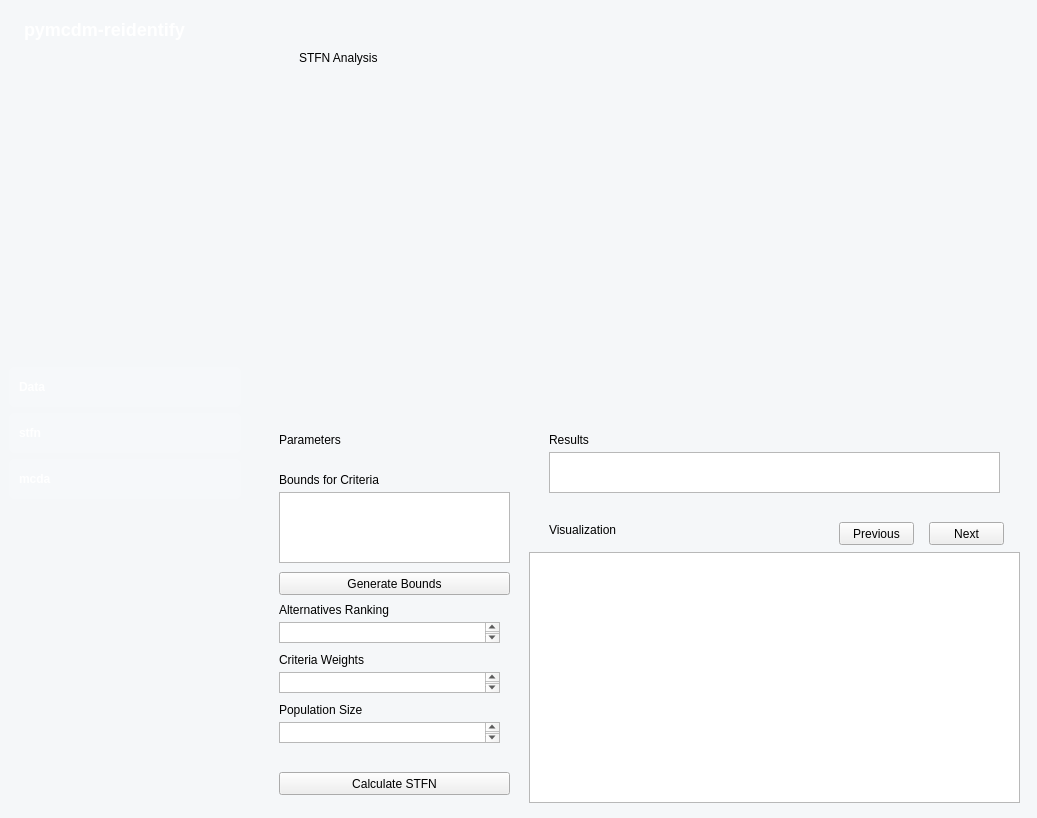
Qt form main.ui (dominikmol/pymcdm-reidentify-wrapper) before a commit.
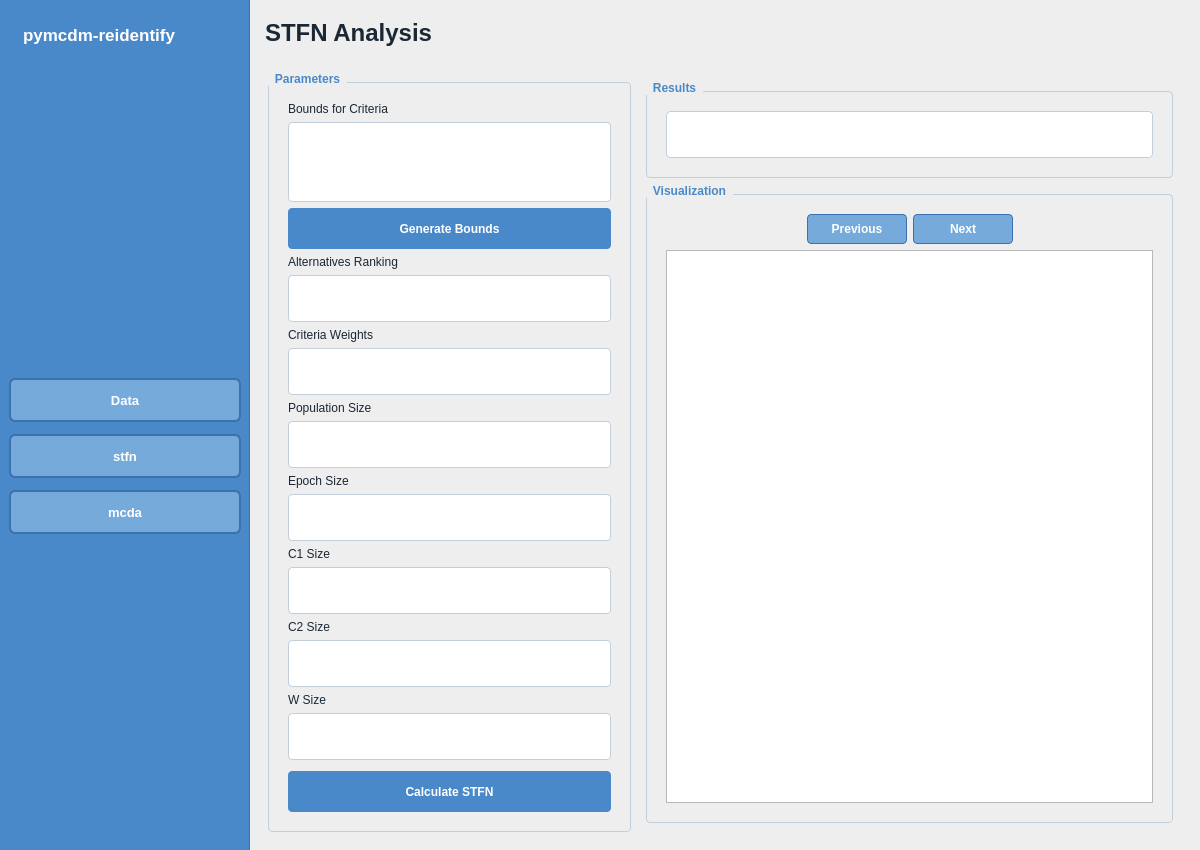
The same form after that commit. The open tabs and pages were chosen to show the change.

The edit to the form file:
```diff
--- a/main.ui
+++ b/main.ui
@@ -6,24 +6,27 @@
    <rect>
     <x>0</x>
     <y>0</y>
-    <width>1037</width>
-    <height>818</height>
+    <width>1200</width>
+    <height>850</height>
    </rect>
   </property>
   <property name="minimumSize">
    <size>
-    <width>900</width>
-    <height>650</height>
+    <width>1200</width>
+    <height>850</height>
    </size>
   </property>
   <property name="windowTitle">
    <string>MainWindow</string>
   </property>
+  <property name="styleSheet">
+   <string notr="true">QMainWindow {
+	background-color: #EEEEEE;
+}</string>
+  </property>
   <widget class="QWidget" name="centralwidget">
    <property name="styleSheet">
-    <string notr="true">QWidget#centralwidget {
-    background-color: #f5f7f9;
-}</string>
+    <string notr="true"/>
    </property>
    <layout class="QHBoxLayout" name="horizontalLayout" stretch="0,1">
     <property name="spacing">
@@ -63,42 +66,73 @@
       </property>
       <property name="styleSheet">
        <string notr="true">QWidget#nav {
-    background-color: qlineargradient(
-        x1:0, y1:0, x2:0, y2:1,
-        stop:0 #0078D7, stop:1 #005A9E
-    );
-	border: none;
+    /* Ulepszenie: Średnio ciemny, profesjonalny błękit - idealna równowaga */
+    background-color: #4A89C9; 
+    /* Subtelna linia dla wydzielenia Navbara */
+    border-right: 1px solid #3c72b0;
 }
 
+/* Tytuł aplikacji */
+QLabel#lbl_app_title {
+    /* Biały tekst dla maksymalnej czytelności */
+    color: #FFFFFF; 
+    font-size: 17px;
+    font-weight: 700;
+    padding: 16px 10px;
+    text-align: center;
+}
+
+/* Przyciski w nawigacji */
 QPushButton {
-    background-color: rgba(255, 255, 255, 0.1);
-    color: white;
-    border: none;
-    border-radius: 5px;
-    padding: 10px;
-    text-align: left;
+    /* Ulepszenie: Stonowany błękit (#75aadb) jako przycisk normalny */
+    background-color: #75aadb;
+    /* Biały tekst na niebieskim przycisku */
+    color: #FFFFFF;
+    border: 2px solid #3c72b0;
+    border-radius: 6px;
+	margin-bottom: 6px;
+    /*padding: 10px 12px;
+    margin: 6px 12px;*/
+    text-align: center; 
+    font-size: 13px;
     font-weight: 500;
+    min-height: 40px;
+    min-width: 200px;
 }
 
+/* Hover - subtelne przyciemnienie */
 QPushButton:hover {
     background-color: rgba(255, 255, 255, 0.25);
 }
 
+/* Kliknięty / aktywny */
 QPushButton:pressed {
-    background-color: rgba(255, 255, 255, 0.15);
+    /* Efekt wciśnięcia */
+    background-color: #538cc4;
+    border: none;
+}
+
+/* Zaznaczony przycisk (np. aktualna strona) */
+QPushButton:checked {
+    /* Ulepszenie: Czysty, wyrazisty błękit (#5B9ADF) dla aktywnej strony */
+    background-color: #5B9ADF; 
+    /* Dajemy ciemniejszą ramkę dla odróżnienia */
+    border: 1px solid #3c72b0; 
+    color: #FFFFFF;
+    font-weight: 700;
+}
+
+/* Dodatkowe wyrównanie i przestrzeń */
+QVBoxLayout, QHBoxLayout {
+    spacing: 8px;
+    margin: 0;
 }</string>
       </property>
       <layout class="QVBoxLayout" name="verticalLayout">
        <item>
         <widget class="QLabel" name="lbl_app_title">
          <property name="styleSheet">
-          <string notr="true">QLabel#lbl_app_title {
-    color: white;
-    font-size: 18px;
-    font-weight: bold;
-    text-align: center;
-    padding: 10px;
-}</string>
+          <string notr="true"/>
          </property>
          <property name="text">
           <string>pymcdm-reidentify</string>
@@ -122,8 +156,8 @@
         <widget class="QPushButton" name="btn_data_page">
          <property name="minimumSize">
           <size>
-           <width>220</width>
-           <height>40</height>
+           <width>204</width>
+           <height>50</height>
           </size>
          </property>
          <property name="maximumSize">
@@ -141,8 +175,8 @@
         <widget class="QPushButton" name="btn_stfn_page">
          <property name="minimumSize">
           <size>
-           <width>220</width>
-           <height>40</height>
+           <width>204</width>
+           <height>50</height>
           </size>
          </property>
          <property name="maximumSize">
@@ -160,8 +194,8 @@
         <widget class="QPushButton" name="btn_mcda_page">
          <property name="minimumSize">
           <size>
-           <width>220</width>
-           <height>40</height>
+           <width>204</width>
+           <height>50</height>
           </size>
          </property>
          <property name="maximumSize">
@@ -277,260 +311,327 @@
        </layout>
       </widget>
       <widget class="QWidget" name="stfn_page">
-       <layout class="QVBoxLayout" name="verticalLayout_3">
+       <property name="styleSheet">
+        <string notr="true">/* --- BLOK CSS SKOPIOWANY Z GLOBALNEGO --- */
+
+/* Tło centralnej sekcji powinno być jasne i neutralne */
+/*
+QWidget {
+    background-color: #F8F9FA;
+}
+*/
+
+/* Ogólny styl dla etykiet (Label) */
+QLabel {
+    color: #1b2735; /* Ciemny, czytelny tekst */
+}
+
+/* Styl dla głównego nagłówka strony (np. lbl_data_management) */
+QLabel#lbl_stfn_analysis {
+    font-size: 24px; 
+    font-weight: bold;
+    padding: 10px 0;
+}
+
+/* KONTENERY GRUPUJĄCE (QGroupBox) */
+
+QGroupBox {
+    color: #4A89C9; 
+    font-weight: bold;
+    border: 1px solid #c3cedb;
+    border-radius: 4px;
+    margin-top: 10px; 
+    padding: 10px;
+}
+
+QGroupBox::title {
+    subcontrol-origin: margin;
+    subcontrol-position: top left;
+    padding: 0 5px;
+    color: #4A89C9; 
+    font-size: 12px;
+}
+
+/* POLA WEJŚCIA DANYCH (QTextEdit, QPlainTextEdit) */
+
+QTextEdit, QPlainTextEdit {
+    background-color: #FFFFFF;
+	color: #1b2735;
+    border: 1px solid #c3cedb;
+    border-radius: 4px;
+    padding: 5px;
+    /* Ograniczenie wysokości dla spójności z przyciskami (domyślny dla Inputów) */
+    max-height: 35px;
+}
+QTextEdit#txt_bounds, QPlainTextEdit#txt_bounds_data {
+    /* Dla pola na Bounds potrzebujemy więcej miejsca */
+    max-height: 70px;
+	color: #1b2735;
+}
+
+/* PRZYCISKI AKCJI (Primary Buttons) */
+
+QPushButton#btn_generate_bounds, QPushButton#btn_calculate_stfn {
+    background-color: #4A89C9;
+    color: #FFFFFF;
+    border: none;
+    border-radius: 4px;
+    padding: 8px 15px;
+    font-weight: 600;
+    min-height: 25px;
+}
+
+QPushButton#btn_generate_bounds:hover, QPushButton#btn_calculate_stfn:hover {
+    background-color: #3c72b0;
+}
+
+/* PRZYCISKI NAWIGACYJNE WIZUALIZACJI (Secondary Buttons) */
+QGroupBox#stfn_visualization_container QPushButton {
+    background-color: #75aadb; /* Łagodniejszy błękit */
+    color: #FFFFFF;
+    border: 1px solid #3c72b0;
+    border-radius: 4px;
+    padding: 4px 8px;
+    font-weight: 500;
+    min-height: 20px;
+}
+QGroupBox#stfn_visualization_container QPushButton:hover {
+    background-color: #619bd1;
+}</string>
+       </property>
+       <layout class="QVBoxLayout" name="verticalLayout_3" stretch="0,1">
         <item>
-         <widget class="QWidget" name="stfn_title_container" native="true">
-          <widget class="QLabel" name="lbl_stfn_analysis">
-           <property name="geometry">
-            <rect>
-             <x>40</x>
-             <y>30</y>
-             <width>241</width>
-             <height>51</height>
-            </rect>
-           </property>
-           <property name="text">
-            <string>STFN Analysis
-</string>
-           </property>
-          </widget>
+         <widget class="QLabel" name="lbl_stfn_analysis">
+          <property name="styleSheet">
+           <string notr="true"/>
+          </property>
+          <property name="text">
+           <string>STFN Analysis</string>
+          </property>
          </widget>
         </item>
         <item>
          <widget class="QWidget" name="stfn_main_container" native="true">
-          <widget class="QWidget" name="stfn_parameters_container" native="true">
-           <property name="geometry">
-            <rect>
-             <x>10</x>
-             <y>10</y>
-             <width>251</width>
-             <height>381</height>
-            </rect>
-           </property>
-           <widget class="QLabel" name="lbl_parameters">
-            <property name="geometry">
-             <rect>
-              <x>10</x>
-              <y>10</y>
-              <width>71</width>
-              <height>16</height>
-             </rect>
-            </property>
-            <property name="text">
-             <string>Parameters</string>
-            </property>
-           </widget>
-           <widget class="QPlainTextEdit" name="plainTextEdit">
-            <property name="geometry">
-             <rect>
-              <x>10</x>
-              <y>70</y>
-              <width>231</width>
-              <height>71</height>
-             </rect>
-            </property>
-           </widget>
-           <widget class="QLabel" name="lbl_bounds">
-            <property name="geometry">
-             <rect>
-              <x>10</x>
-              <y>50</y>
-              <width>131</width>
-              <height>16</height>
-             </rect>
-            </property>
-            <property name="text">
-             <string>Bounds for Criteria</string>
-            </property>
-           </widget>
-           <widget class="QPushButton" name="btn_generate_bounds">
-            <property name="geometry">
-             <rect>
-              <x>10</x>
-              <y>150</y>
-              <width>231</width>
-              <height>23</height>
-             </rect>
-            </property>
-            <property name="text">
-             <string>Generate Bounds</string>
-            </property>
-           </widget>
-           <widget class="QLabel" name="lbl_alternatives_ranking">
-            <property name="geometry">
-             <rect>
-              <x>10</x>
-              <y>180</y>
-              <width>161</width>
-              <height>16</height>
-             </rect>
-            </property>
-            <property name="text">
-             <string>Alternatives Ranking</string>
-            </property>
-           </widget>
-           <widget class="QLabel" name="lbl_population_size">
-            <property name="geometry">
-             <rect>
-              <x>10</x>
-              <y>280</y>
-              <width>161</width>
-              <height>16</height>
-             </rect>
-            </property>
-            <property name="text">
-             <string>Population Size</string>
-            </property>
-           </widget>
-           <widget class="QLabel" name="lbl_criteria_weights">
-            <property name="geometry">
-             <rect>
-              <x>10</x>
-              <y>230</y>
-              <width>161</width>
-              <height>16</height>
-             </rect>
-            </property>
-            <property name="text">
-             <string>Criteria Weights</string>
-            </property>
-           </widget>
-           <widget class="QTextEdit" name="txt_alternatives_ranking">
-            <property name="geometry">
-             <rect>
-              <x>10</x>
-              <y>200</y>
-              <width>221</width>
-              <height>21</height>
-             </rect>
-            </property>
-           </widget>
-           <widget class="QTextEdit" name="txt_criteria_weights">
-            <property name="geometry">
-             <rect>
-              <x>10</x>
-              <y>250</y>
-              <width>221</width>
-              <height>21</height>
-             </rect>
-            </property>
-           </widget>
-           <widget class="QTextEdit" name="txt_population_size">
-            <property name="geometry">
-             <rect>
-              <x>10</x>
-              <y>300</y>
-              <width>221</width>
-              <height>21</height>
-             </rect>
-            </property>
-           </widget>
-           <widget class="QPushButton" name="btn_calculate_stfn">
-            <property name="geometry">
-             <rect>
-              <x>10</x>
-              <y>350</y>
-              <width>231</width>
-              <height>23</height>
-             </rect>
-            </property>
-            <property name="text">
-             <string>Calculate STFN</string>
-            </property>
-           </widget>
-          </widget>
-          <widget class="QWidget" name="stfn_results_container" native="true">
-           <property name="geometry">
-            <rect>
-             <x>270</x>
-             <y>10</y>
-             <width>491</width>
-             <height>80</height>
-            </rect>
-           </property>
-           <widget class="QLabel" name="lbl_stfn_results">
-            <property name="geometry">
-             <rect>
-              <x>20</x>
-              <y>10</y>
-              <width>71</width>
-              <height>16</height>
-             </rect>
-            </property>
-            <property name="text">
-             <string>Results</string>
-            </property>
-           </widget>
-           <widget class="QTextEdit" name="txt_stfn_results">
-            <property name="geometry">
-             <rect>
-              <x>20</x>
-              <y>30</y>
-              <width>451</width>
-              <height>41</height>
-             </rect>
-            </property>
-           </widget>
-          </widget>
-          <widget class="QWidget" name="stfn_visualization_container" native="true">
-           <property name="geometry">
-            <rect>
-             <x>270</x>
-             <y>100</y>
-             <width>491</width>
-             <height>291</height>
-            </rect>
-           </property>
-           <widget class="QGraphicsView" name="gv_stfn_visualization">
-            <property name="geometry">
-             <rect>
-              <x>0</x>
-              <y>40</y>
-              <width>491</width>
-              <height>251</height>
-             </rect>
-            </property>
-           </widget>
-           <widget class="QLabel" name="lbl_stfn_visualization">
-            <property name="geometry">
-             <rect>
-              <x>20</x>
-              <y>10</y>
-              <width>71</width>
-              <height>16</height>
-             </rect>
-            </property>
-            <property name="text">
-             <string>Visualization</string>
-            </property>
-           </widget>
-           <widget class="QPushButton" name="btn_previous_visualization">
-            <property name="geometry">
-             <rect>
-              <x>310</x>
-              <y>10</y>
-              <width>75</width>
-              <height>23</height>
-             </rect>
-            </property>
-            <property name="text">
-             <string>Previous</string>
-            </property>
-           </widget>
-           <widget class="QPushButton" name="btn_next_visualization">
-            <property name="geometry">
-             <rect>
-              <x>400</x>
-              <y>10</y>
-              <width>75</width>
-              <height>23</height>
-             </rect>
-            </property>
-            <property name="text">
-             <string>Next</string>
-            </property>
-           </widget>
-          </widget>
+          <layout class="QHBoxLayout" name="horizontalLayout_4" stretch="2,3">
+           <item>
+            <widget class="QGroupBox" name="stfn_parameters_container">
+             <property name="title">
+              <string>Parameters</string>
+             </property>
+             <layout class="QVBoxLayout" name="verticalLayout_6">
+              <item>
+               <widget class="QLabel" name="lbl_bounds">
+                <property name="text">
+                 <string>Bounds for Criteria</string>
+                </property>
+               </widget>
+              </item>
+              <item>
+               <widget class="QPlainTextEdit" name="txt_bounds_data"/>
+              </item>
+              <item>
+               <widget class="QPushButton" name="btn_generate_bounds">
+                <property name="text">
+                 <string>Generate Bounds</string>
+                </property>
+               </widget>
+              </item>
+              <item>
+               <widget class="QLabel" name="lbl_alternatives_ranking">
+                <property name="text">
+                 <string>Alternatives Ranking</string>
+                </property>
+               </widget>
+              </item>
+              <item>
+               <widget class="QTextEdit" name="txt_alternatives_ranking"/>
+              </item>
+              <item>
+               <widget class="QLabel" name="lbl_criteria_weights">
+                <property name="text">
+                 <string>Criteria Weights</string>
+                </property>
+               </widget>
+              </item>
+              <item>
+               <widget class="QTextEdit" name="txt_criteria_weights"/>
+              </item>
+              <item>
+               <widget class="QLabel" name="lbl_population_size">
+                <property name="text">
+                 <string>Population Size</string>
+                </property>
+               </widget>
+              </item>
+              <item>
+               <widget class="QTextEdit" name="txt_population_size"/>
+              </item>
+              <item>
+               <widget class="QLabel" name="lbl_epoch_size">
+                <property name="text">
+                 <string>Epoch Size</string>
+                </property>
+               </widget>
+              </item>
+              <item>
+               <widget class="QTextEdit" name="txt_epoch_size"/>
+              </item>
+              <item>
+               <widget class="QLabel" name="lbl_c1_size">
+                <property name="text">
+                 <string>C1 Size</string>
+                </property>
+               </widget>
+              </item>
+              <item>
+               <widget class="QTextEdit" name="txt_c1_size"/>
+              </item>
+              <item>
+               <widget class="QLabel" name="lbl_c2_size">
+                <property name="text">
+                 <string>C2 Size</string>
+                </property>
+               </widget>
+              </item>
+              <item>
+               <widget class="QTextEdit" name="txt_c2_size"/>
+              </item>
+              <item>
+               <widget class="QLabel" name="lbl_w_size">
+                <property name="text">
+                 <string>W Size</string>
+                </property>
+               </widget>
+              </item>
+              <item>
+               <widget class="QTextEdit" name="txt_w_size"/>
+              </item>
+              <item>
+               <spacer name="verticalSpacer_3">
+                <property name="orientation">
+                 <enum>Qt::Vertical</enum>
+                </property>
+                <property name="sizeHint" stdset="0">
+                 <size>
+                  <width>20</width>
+                  <height>40</height>
+                 </size>
+                </property>
+               </spacer>
+              </item>
+              <item>
+               <widget class="QPushButton" name="btn_calculate_stfn">
+                <property name="text">
+                 <string>Calculate STFN</string>
+                </property>
+               </widget>
+              </item>
+             </layout>
+            </widget>
+           </item>
+           <item>
+            <widget class="QWidget" name="stfn_results_and_vis_wrapper" native="true">
+             <layout class="QVBoxLayout" name="verticalLayout_7" stretch="0,1">
+              <item>
+               <widget class="QGroupBox" name="stfn_results_container">
+                <property name="title">
+                 <string>Results</string>
+                </property>
+                <layout class="QHBoxLayout" name="horizontalLayout_5">
+                 <item>
+                  <widget class="QTextEdit" name="txt_stfn_results">
+                   <property name="readOnly">
+                    <bool>true</bool>
+                   </property>
+                  </widget>
+                 </item>
+                </layout>
+               </widget>
+              </item>
+              <item>
+               <widget class="QGroupBox" name="stfn_visualization_container">
+                <property name="title">
+                 <string>Visualization</string>
+                </property>
+                <layout class="QVBoxLayout" name="verticalLayout_8">
+                 <item>
+                  <layout class="QHBoxLayout" name="horizontalLayout_6">
+                   <item>
+                    <spacer name="horizontalSpacer_3_left">
+                     <property name="orientation">
+                      <enum>Qt::Horizontal</enum>
+                     </property>
+                     <property name="sizeHint" stdset="0">
+                      <size>
+                       <width>40</width>
+                       <height>20</height>
+                      </size>
+                     </property>
+                    </spacer>
+                   </item>
+                   <item>
+                    <widget class="QPushButton" name="btn_previous_visualization">
+                     <property name="minimumSize">
+                      <size>
+                       <width>100</width>
+                       <height>30</height>
+                      </size>
+                     </property>
+                     <property name="maximumSize">
+                      <size>
+                       <width>100</width>
+                       <height>16777215</height>
+                      </size>
+                     </property>
+                     <property name="text">
+                      <string>Previous</string>
+                     </property>
+                    </widget>
+                   </item>
+                   <item>
+                    <widget class="QPushButton" name="btn_next_visualization">
+                     <property name="minimumSize">
+                      <size>
+                       <width>100</width>
+                       <height>30</height>
+                      </size>
+                     </property>
+                     <property name="maximumSize">
+                      <size>
+                       <width>100</width>
+                       <height>16777215</height>
+                      </size>
+                     </property>
+                     <property name="text">
+                      <string>Next</string>
+                     </property>
+                    </widget>
+                   </item>
+                   <item>
+                    <spacer name="horizontalSpacer_3_right">
+                     <property name="orientation">
+                      <enum>Qt::Horizontal</enum>
+                     </property>
+                     <property name="sizeHint" stdset="0">
+                      <size>
+                       <width>40</width>
+                       <height>20</height>
+                      </size>
+                     </property>
+                    </spacer>
+                   </item>
+                  </layout>
+                 </item>
+                 <item>
+                  <widget class="QGraphicsView" name="gv_stfn_visualization"/>
+                 </item>
+                </layout>
+               </widget>
+              </item>
+             </layout>
+            </widget>
+           </item>
+          </layout>
          </widget>
         </item>
        </layout>
```
Left out of the diff: 716 changed lines with no effect on the pictures.
